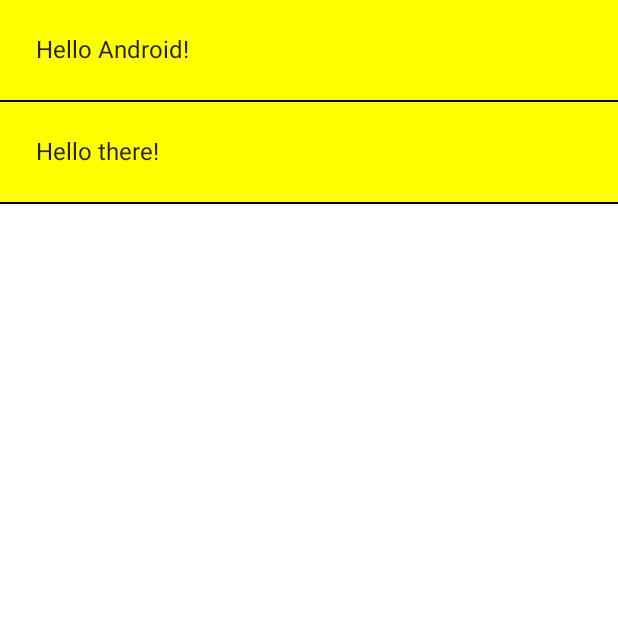
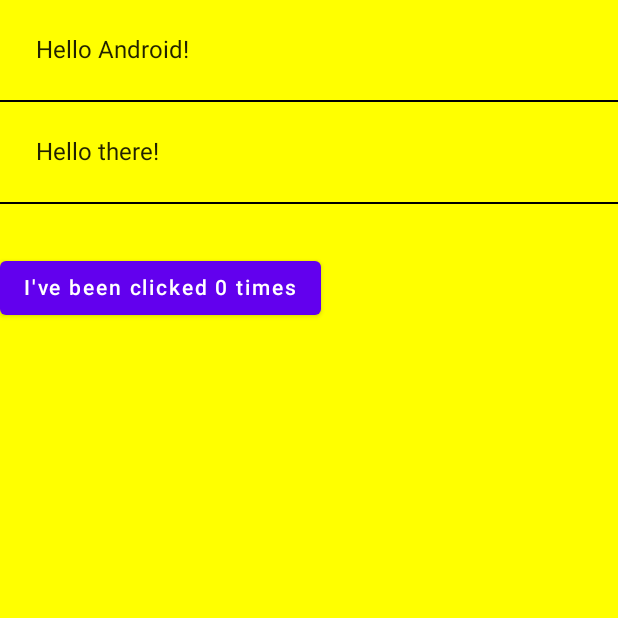
Before and after one commit to alaa13212/Android-Example-App, an Android app built with Jetpack Compose: the screen it shows after launch (MainActivity), on a phone screen of 412 x 824 dp, the top half of it. Run offline under Robolectric (Android 15) with nearby library versions, the phone set to English and light mode, and no system bars.

Commit message:
Add Counter Component

```diff
--- a/app/src/main/java/me/barrak/exampleapp/MainActivity.kt
+++ b/app/src/main/java/me/barrak/exampleapp/MainActivity.kt
@@ -4,11 +4,15 @@ import android.os.Bundle
 import androidx.activity.ComponentActivity
 import androidx.activity.compose.setContent
 import androidx.compose.foundation.layout.Column
+import androidx.compose.foundation.layout.fillMaxHeight
 import androidx.compose.foundation.layout.padding
+import androidx.compose.material.Button
 import androidx.compose.material.Divider
 import androidx.compose.material.Surface
 import androidx.compose.material.Text
 import androidx.compose.runtime.Composable
+import androidx.compose.runtime.mutableStateOf
+import androidx.compose.runtime.remember
 import androidx.compose.ui.Modifier
 import androidx.compose.ui.graphics.Color
 import androidx.compose.ui.tooling.preview.Preview
@@ -29,7 +33,7 @@ class MainActivity : ComponentActivity() {
 @Composable
 fun MyApp(content: @Composable () -> Unit) {
     AndroidExampleAppTheme {
-        Surface(color = Color.Yellow) {
+        Surface(color = Color.Yellow, modifier = Modifier.fillMaxHeight()) {
             content()
         }
     }
@@ -37,17 +41,29 @@ fun MyApp(content: @Composable () -> Unit) {
 
 @Composable
 fun MyScreenContent(names: List<String> = listOf("Android", "there")) {
+    val counterState = remember { mutableStateOf(0) }
+
     Column {
         for (name in names) {
             Greeting(name = name)
             Divider(color = Color.Black)
         }
+
+        Divider(color = Color.Transparent, thickness = 32.dp)
+        Counter(count = counterState.value, updateCount = { counterState.value++ })
     }
 }
 
 @Composable
 fun Greeting(name: String) {
     Text(text = "Hello $name!", modifier = Modifier.padding(24.dp))
+}
+
+@Composable
+fun Counter(count: Int, updateCount: () -> Unit) {
+    Button(onClick = updateCount) {
+        Text("I've been clicked $count times")
+    }
 }
 
 @Preview(showBackground = true, name = "Text preview")
```
